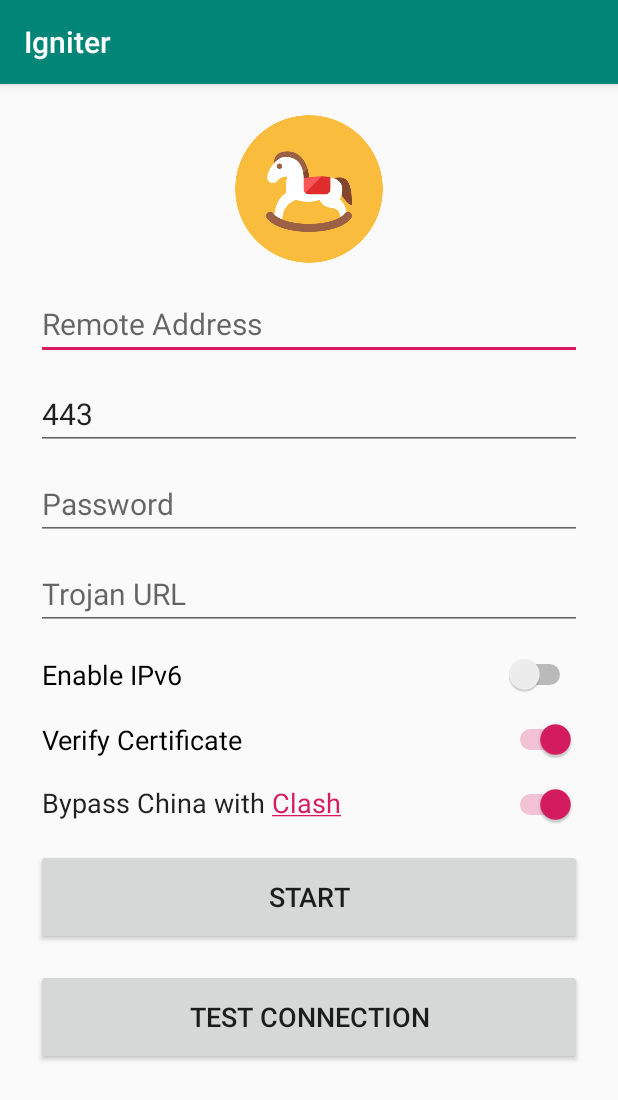
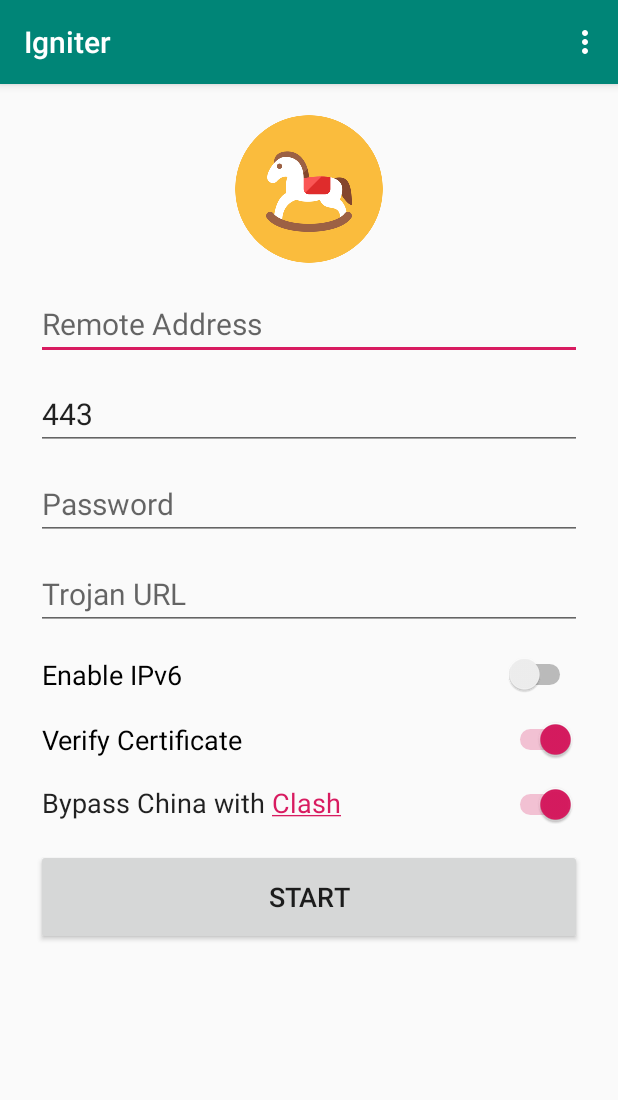
Before and after one commit to trojan-gfw/igniter, an Android app: the screen it shows after launch (MainActivity), on a phone screen of 412 x 824 dp. Shown: the top 1100 px of the screen. Run offline under Robolectric (Android 15) with nearby library versions, the phone set to English and light mode, and no system bars; 4 statements that could not run were skipped.

Commit message:
Change the main UI. (#71)
* Changes:

- add a bar menu and an item for testing connection
- remove the testing button

* delete comments

* delete comments

Co-authored-by: oasiscifr <55550764+oasiscifr@users.noreply.github.com>

```diff
--- a/app/src/main/java/io/github/trojan_gfw/igniter/MainActivity.java
+++ b/app/src/main/java/io/github/trojan_gfw/igniter/MainActivity.java
@@ -12,6 +12,9 @@ import android.support.annotation.Nullable;
 import android.support.v4.content.LocalBroadcastManager;
 import android.support.v7.app.AppCompatActivity;
 import android.text.method.LinkMovementMethod;
+import android.view.Menu;
+import android.view.MenuInflater;
+import android.view.MenuItem;
 import android.view.View;
 import android.widget.Button;
 import android.widget.CompoundButton;
@@ -42,7 +45,6 @@ public class MainActivity extends AppCompatActivity {
     private TextView clashLink;
     private Button startStopButton;
     private EditText trojanURLText;
-    protected Button testConnectionButton;
 
     private BroadcastReceiver serviceStateReceiver;
 
@@ -116,7 +118,6 @@ public class MainActivity extends AppCompatActivity {
         clashLink = findViewById(R.id.clashLink);
         clashLink.setMovementMethod(LinkMovementMethod.getInstance());
         startStopButton = findViewById(R.id.startStopButton);
-        testConnectionButton = findViewById(R.id.testConnectionButton);
 
         Globals.Init(this);
 
@@ -256,12 +257,6 @@ public class MainActivity extends AppCompatActivity {
             }
         });
 
-        testConnectionButton.setOnClickListener(new View.OnClickListener() {
-            public void onClick(View view) {
-                new TestConnection(MainActivity.this).execute(CONNECTION_TEST_URL);
-            }
-        });
-
         serviceStateReceiver = new BroadcastReceiver() {
             @Override
             public void onReceive(Context context, Intent intent) {
@@ -279,6 +274,27 @@ public class MainActivity extends AppCompatActivity {
             Intent intent = new Intent(this, ProxyService.class);
             intent.putExtra(ProxyService.CLASH_EXTRA_NAME, clashSwitch.isChecked());
             startService(intent);
+        }
+    }
+
+    @Override
+    public boolean onCreateOptionsMenu(Menu menu) {
+        // Inflate the menu; this adds items to the action bar if it is present.
+        getMenuInflater().inflate(R.menu.menu_main, menu);
+        return true;
+    }
+
+    @Override
+    public boolean onOptionsItemSelected(MenuItem item) {
+        // Bind menu items to their relative actions
+        switch (item.getItemId()) {
+            case R.id.action_test_connection:
+                new TestConnection(MainActivity.this).execute(CONNECTION_TEST_URL);
+                return true;
+
+            default:
+                // Invoke the superclass to handle it.
+                return super.onOptionsItemSelected(item);
         }
     }
 
--- a/app/src/main/res/layout/activity_main.xml
+++ b/app/src/main/res/layout/activity_main.xml
@@ -170,18 +170,5 @@
             app:layout_constraintStart_toStartOf="parent"
             app:layout_constraintTop_toBottomOf="@+id/columnContainer" />
 
-        <Button
-            android:id="@+id/testConnectionButton"
-            android:layout_width="match_parent"
-            android:layout_height="64dp"
-            android:layout_margin="16dp"
-            android:layout_marginTop="8dp"
-            android:text="@string/test_connection"
-            android:textSize="@dimen/text_size"
-            app:layout_constraintEnd_toEndOf="parent"
-            app:layout_constraintHorizontal_bias="1.0"
-            app:layout_constraintStart_toStartOf="parent"
-            app:layout_constraintTop_toBottomOf="@+id/startStopButton" />
-
     </android.support.constraint.ConstraintLayout>
 </ScrollView>
--- /dev/null
+++ b/app/src/main/res/menu/menu_main.xml
@@ -0,0 +1,9 @@
+<?xml version="1.0" encoding="utf-8"?>
+<menu xmlns:android="http://schemas.android.com/apk/res/android"
+    xmlns:app="http://schemas.android.com/apk/res-auto">
+    <item
+        android:id="@+id/action_test_connection"
+        android:orderInCategory="100"
+        android:title="@string/action_test_connection"
+        app:showAsAction="never" />
+</menu>
--- a/app/src/main/res/values/strings.xml
+++ b/app/src/main/res/values/strings.xml
@@ -13,9 +13,10 @@
     <string name="label_clash">Bypass China with <a href="https://github.com/Dreamacro/clash">Clash</a></string>
     <string name="enable_ipv6">Enable IPv6</string>
     <string name="bc_service_state">io.github.trojan_gfw.igniter.BC_SERVICE_STATE</string>
-    <string name="test_connection">Test Connection</string>
-    <string name="testing">Testing...</string>
     <string name="connected_to__in__ms">Connected to %1$s in %2$sms.</string>
     <string name="failed_to_connect_to__">Failed to connect to %1$s: %2$s</string>
     <string name="invalid_configuration">Invalid Configuration</string>
+
+    <!-- App Bar Menu -->
+    <string name="action_test_connection">Test Connection</string>
 </resources>
```
Also changed, not shown: app/src/main/java/io/github/trojan_gfw/igniter/TestConnection.java (+1 -10 lines).
